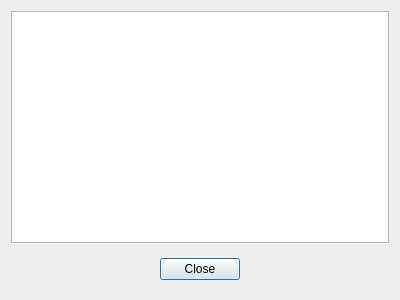
This is src/gui/entitiesTree.ui in joshuaeckroth/SURV-I as Qt 5 draws it before an edit. The edited form follows.
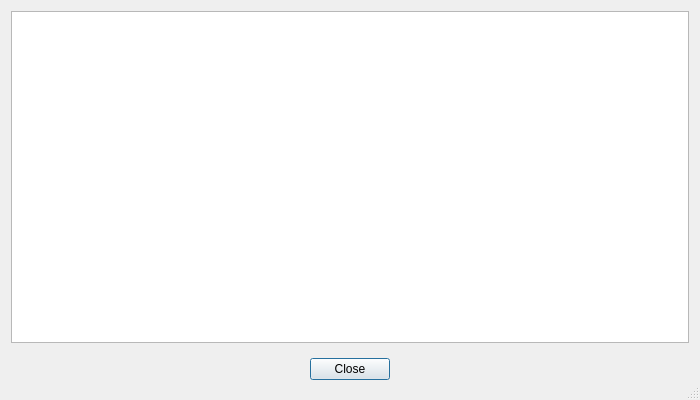
This is the edited form.

Commit message: Improved entities tree dialog and data export from abducer.

```diff
--- a/src/gui/entitiesTree.ui
+++ b/src/gui/entitiesTree.ui
@@ -6,21 +6,30 @@
    <rect>
     <x>0</x>
     <y>0</y>
-    <width>400</width>
-    <height>300</height>
+    <width>700</width>
+    <height>400</height>
    </rect>
   </property>
   <property name="windowTitle">
    <string>Entities</string>
   </property>
+  <property name="sizeGripEnabled">
+   <bool>true</bool>
+  </property>
   <layout class="QVBoxLayout" name="verticalLayout">
    <item>
     <widget class="QTreeView" name="entitiesTreeView">
+     <property name="editTriggers">
+      <set>QAbstractItemView::NoEditTriggers</set>
+     </property>
+     <property name="alternatingRowColors">
+      <bool>true</bool>
+     </property>
      <property name="sortingEnabled">
       <bool>true</bool>
      </property>
      <property name="wordWrap">
-      <bool>true</bool>
+      <bool>false</bool>
      </property>
     </widget>
    </item>
```
The commit also changes 27 other files.
